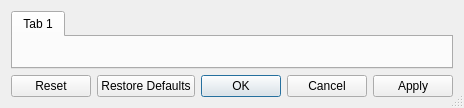
The window that src/mumble/ConfigDialog.ui (mumble-voip/mumble) describes before a commit, drawn with Qt 5.
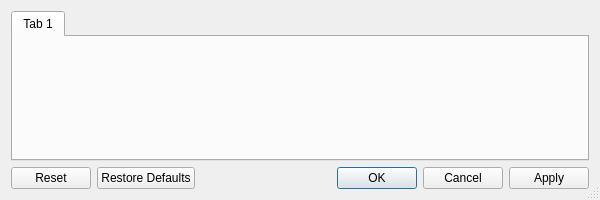
The same window after the commit.

```diff
--- a/src/mumble/ConfigDialog.ui
+++ b/src/mumble/ConfigDialog.ui
@@ -5,8 +5,8 @@
    <rect>
     <x>0</x>
     <y>0</y>
-    <width>449</width>
-    <height>108</height>
+    <width>600</width>
+    <height>200</height>
    </rect>
   </property>
   <property name="windowTitle" >
```
